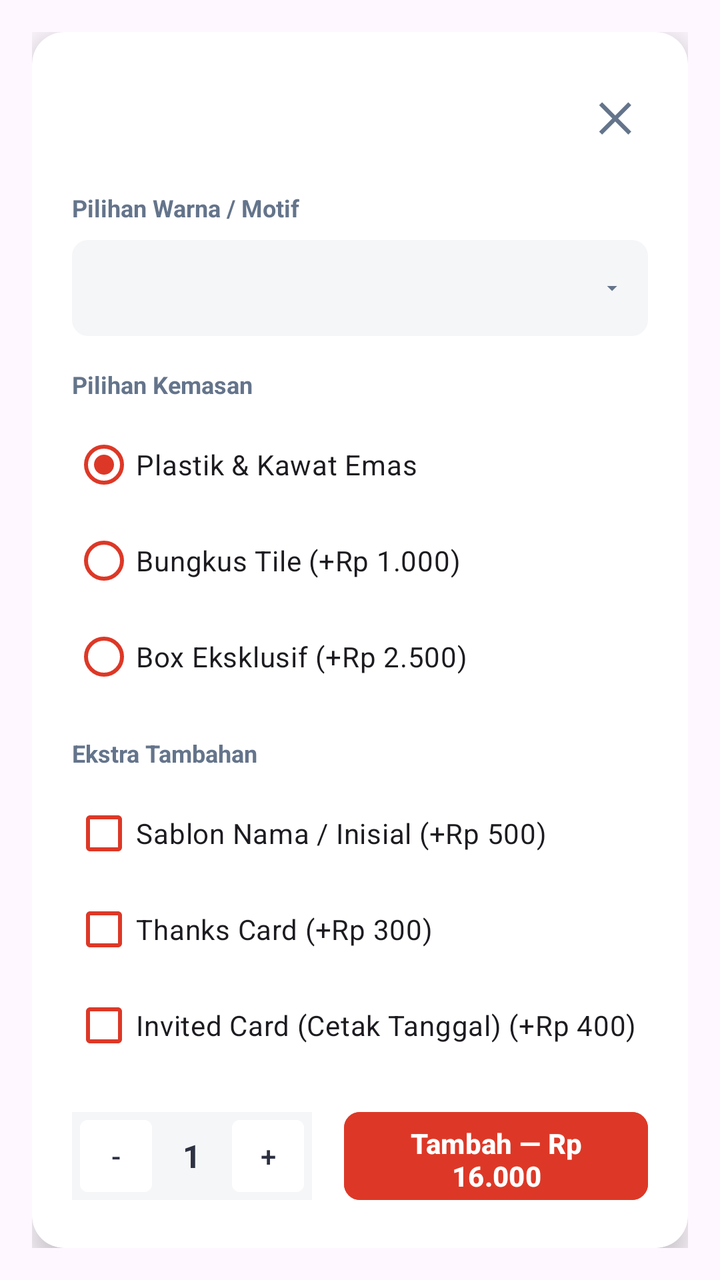
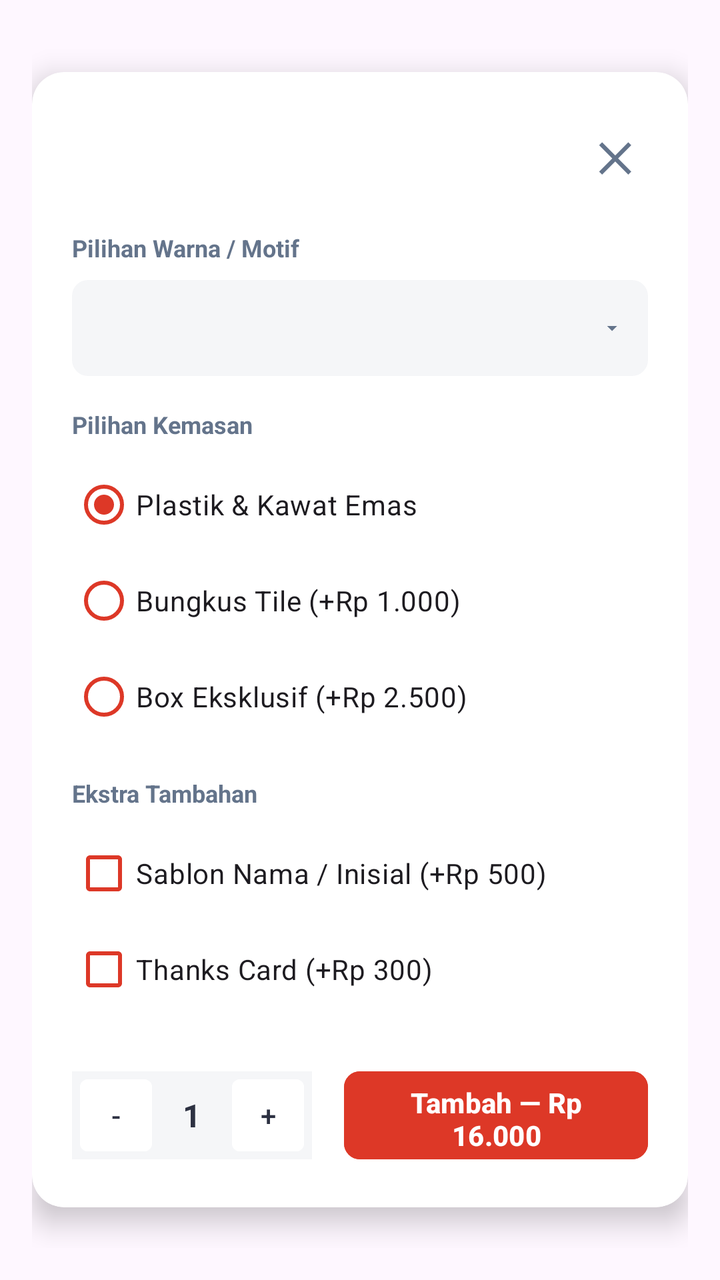

Before-and-after screenshots of an Android layout around one commit, followed by the original layout XML and the change that was made.
<!-- AndroidManifest.xml: application theme Theme.SmolieGiftMobile -->
<!-- res/layout/dialog_pesan_produk.xml -->
<?xml version="1.0" encoding="utf-8"?>
<LinearLayout xmlns:android="http://schemas.android.com/apk/res/android"
    xmlns:app="http://schemas.android.com/apk/res-auto"
    android:layout_width="match_parent"
    android:layout_height="wrap_content"
    android:background="@android:color/transparent"
    android:gravity="center"
    android:orientation="vertical"
    android:padding="16dp">

    <androidx.cardview.widget.CardView
        android:layout_width="match_parent"
        android:layout_height="wrap_content"
        app:cardBackgroundColor="#FFFFFF"
        app:cardCornerRadius="16dp"
        app:cardElevation="8dp">

        <LinearLayout
            android:layout_width="match_parent"
            android:layout_height="wrap_content"
            android:orientation="vertical"
            android:padding="20dp">

            <LinearLayout
                android:layout_width="match_parent"
                android:layout_height="wrap_content"
                android:layout_marginBottom="16dp"
                android:gravity="center_vertical"
                android:orientation="horizontal">

                <TextView
                    android:id="@+id/tvDialogJudul"
                    android:layout_width="0dp"
                    android:layout_height="wrap_content"
                    android:layout_weight="1"
                    android:text=""
                    android:textColor="#2D3142"
                    android:textSize="20sp"
                    android:textStyle="bold" />

                <TextView
                    android:id="@+id/btnTutupDialog"
                    android:layout_width="wrap_content"
                    android:layout_height="wrap_content"
                    android:padding="8dp"
                    android:text="✕"
                    android:textColor="#64748B"
                    android:textSize="20sp"
                    android:textStyle="bold" />
            </LinearLayout>

            <ScrollView
                android:layout_width="match_parent"
                android:layout_height="0dp"
                android:layout_weight="1"
                android:scrollbars="none">

                <LinearLayout
                    android:layout_width="match_parent"
                    android:layout_height="wrap_content"
                    android:orientation="vertical">

                    <TextView
                        android:layout_width="wrap_content"
                        android:layout_height="wrap_content"
                        android:text="Pilihan Warna / Motif"
                        android:textColor="#64748B"
                        android:textSize="12sp"
                        android:textStyle="bold"
                        android:layout_marginBottom="8dp"/>

                    <Spinner
                        android:id="@+id/spWarna"
                        android:layout_width="match_parent"
                        android:layout_height="48dp"
                        android:background="@drawable/bg_spinner"
                        android:layout_marginBottom="16dp"
                        android:spinnerMode="dropdown"/>

                    <TextView
                        android:layout_width="wrap_content"
                        android:layout_height="wrap_content"
                        android:layout_marginBottom="8dp"
                        android:text="Pilihan Kemasan"
                        android:textColor="#64748B"
                        android:textSize="12sp"
                        android:textStyle="bold" />

                    <RadioGroup
                        android:id="@+id/rgKemasan"
                        android:layout_width="match_parent"
                        android:layout_height="wrap_content"
                        android:layout_marginBottom="16dp">

                        <RadioButton
                            android:id="@+id/rbPlastik"
                            android:layout_width="wrap_content"
                            android:layout_height="wrap_content"
                            android:checked="true"
                            app:buttonTint="#DD3827"
                            android:text="Plastik &amp; Kawat Emas" />

                        <RadioButton
                            android:id="@+id/rbTile"
                            android:layout_width="wrap_content"
                            android:layout_height="wrap_content"
                            app:buttonTint="#DD3827"
                            android:text="Bungkus Tile (+Rp 1.000)" />

                        <RadioButton
                            android:id="@+id/rbBox"
                            android:layout_width="wrap_content"
                            android:layout_height="wrap_content"
                            app:buttonTint="#DD3827"
                            android:text="Box Eksklusif (+Rp 2.500)" />
                    </RadioGroup>

                    <TextView
                        android:layout_width="wrap_content"
                        android:layout_height="wrap_content"
                        android:layout_marginBottom="8dp"
                        android:text="Ekstra Tambahan"
                        android:textColor="#64748B"
                        android:textSize="12sp"
                        android:textStyle="bold" />

                    <CheckBox
                        android:id="@+id/cbSablon"
                        android:layout_width="match_parent"
                        android:layout_height="wrap_content"
                        app:buttonTint="#DD3827"
                        android:text="Sablon Nama / Inisial (+Rp 500)" />

                    <CheckBox
                        android:id="@+id/cbThanksCard"
                        android:layout_width="match_parent"
                        app:buttonTint="#DD3827"
                        android:layout_height="wrap_content"
                        android:text="Thanks Card (+Rp 300)" />

                    <CheckBox
                        android:id="@+id/cbInvitedCard"
                        android:layout_width="match_parent"
                        app:buttonTint="#DD3827"
                        android:layout_height="wrap_content"
                        android:layout_marginBottom="8dp"
                        android:text="Invited Card (Cetak Tanggal) (+Rp 400)" />

                    <LinearLayout
                        android:id="@+id/llContainerTanggalAcara"
                        android:layout_width="match_parent"
                        android:layout_height="wrap_content"
                        android:orientation="vertical"
                        android:visibility="gone"
                        android:background="#FFF5F5"
                        android:padding="12dp"
                        android:layout_marginBottom="16dp">

                        <TextView
                            android:layout_width="wrap_content"
                            android:layout_height="wrap_content"
                            android:text="Tentukan Waktu Acara"
                            android:textColor="#DD3827"
                            android:textSize="12sp"
                            android:textStyle="bold"
                            android:layout_marginBottom="8dp"/>

                        <LinearLayout
                            android:layout_width="match_parent"
                            android:layout_height="wrap_content"
                            android:orientation="horizontal">

                            <Button
                                android:id="@+id/btnPilihTanggal"
                                android:layout_width="0dp"
                                android:layout_weight="1"
                                android:layout_height="40dp"
                                android:text="Pilih Tanggal"
                                android:textSize="10sp"
                                android:textColor="#64748B"
                                android:backgroundTint="#FFFFFF"
                                app:strokeColor="#DDDDDD"
                                app:strokeWidth="1dp"
                                android:layout_marginEnd="4dp"
                                app:cornerRadius="6dp"/>

                            <Button
                                android:id="@+id/btnPilihWaktu"
                                android:layout_width="0dp"
                                android:layout_weight="1"
                                android:layout_height="40dp"
                                android:text="Pilih Waktu"
                                android:textSize="10sp"
                                android:textColor="#64748B"
                                android:backgroundTint="#FFFFFF"
                                app:strokeColor="#DDDDDD"
                                app:strokeWidth="1dp"
                                android:layout_marginStart="4dp"
                                app:cornerRadius="6dp"/>
                        </LinearLayout>
                    </LinearLayout>

                    <LinearLayout
                        android:layout_width="match_parent"
                        android:layout_height="wrap_content"
                        android:layout_marginBottom="16dp"
                        android:background="#F5F6F8"
                        android:orientation="vertical"
                        android:padding="16dp">

                        <TextView
                            android:layout_width="wrap_content"
                            android:layout_height="wrap_content"
                            android:text="Custom Desain &amp; Catatan"
                            android:textColor="#2D3142"
                            android:textSize="13sp"
                            android:textStyle="bold" />

                        <TextView
                            android:layout_width="wrap_content"
                            android:layout_height="wrap_content"
                            android:layout_marginBottom="12dp"
                            android:textColor="#64748B"
                            android:text="Tulis instruksi khusus atau permintaan desain."
                            android:textSize="11sp" />

                        <Button
                            android:id="@+id/btnPilihFile"
                            android:layout_width="wrap_content"
                            android:layout_height="40dp"
                            android:layout_marginBottom="12dp"
                            android:backgroundTint="#FFFFFF"
                            android:text="Pilih File"
                            android:textAllCaps="false"
                            android:textColor="#64748B"
                            android:textSize="12sp"
                            app:cornerRadius="8dp"
                            app:strokeColor="#EEEEEE"
                            app:strokeWidth="1dp"/>

                        <EditText
                            android:id="@+id/etCatatan"
                            android:layout_width="match_parent"
                            android:layout_height="80dp"
                            android:background="#FFFFFF"
                            android:gravity="top|start"
                            android:hint="Contoh: Tolong desain warna pastel..."
                            android:padding="12dp"
                            android:textSize="13sp" />
                    </LinearLayout>
                </LinearLayout>
            </ScrollView>

            <LinearLayout
                android:layout_width="match_parent"
                android:layout_height="wrap_content"
                android:layout_marginTop="16dp"
                android:gravity="center_vertical"
                android:orientation="horizontal">

                <LinearLayout
                    android:layout_width="wrap_content"
                    android:layout_height="wrap_content"
                    android:background="#F5F6F8"
                    android:gravity="center_vertical"
                    android:orientation="horizontal"
                    android:padding="4dp">

                    <Button
                        android:id="@+id/btnMinQty"
                        android:layout_width="36dp"
                        android:layout_height="36dp"
                        android:backgroundTint="#FFFFFF"
                        android:insetTop="0dp"
                        android:insetBottom="0dp"
                        android:padding="0dp"
                        android:text="-"
                        android:textColor="#2D3142"
                        app:cornerRadius="4dp" />

                    <TextView
                        android:id="@+id/tvQty"
                        android:layout_width="40dp"
                        android:layout_height="wrap_content"
                        android:text="1"
                        android:textAlignment="center"
                        android:textColor="#2D3142"
                        android:textSize="16sp"
                        android:textStyle="bold" />

                    <Button
                        android:id="@+id/btnPlusQty"
                        android:layout_width="36dp"
                        android:layout_height="36dp"
                        android:backgroundTint="#FFFFFF"
                        android:insetTop="0dp"
                        android:insetBottom="0dp"
                        android:padding="0dp"
                        android:text="+"
                        android:textColor="#2D3142"
                        app:cornerRadius="4dp" />
                </LinearLayout>

                <Button
                    android:id="@+id/btnTambahKeranjang"
                    android:layout_width="0dp"
                    android:layout_height="52dp"
                    android:layout_marginStart="16dp"
                    android:layout_weight="1"
                    android:backgroundTint="#DD3827"
                    android:text="Tambah — Rp 16.000"
                    android:textAllCaps="false"
                    android:textColor="#FFFFFF"
                    android:textSize="14sp"
                    android:textStyle="bold"
                    app:cornerRadius="8dp" />
            </LinearLayout>
        </LinearLayout>
    </androidx.cardview.widget.CardView>
</LinearLayout>
<!-- resources referenced by this layout -->
<resources>
  <!-- drawable bg_spinner (drawable) -->
  <?xml version="1.0" encoding="utf-8"?>
  <selector xmlns:android="http://schemas.android.com/apk/res/android">
      <item>
          <layer-list>
              <item>
                  <shape>
                      <solid android:color="#F5F6F8" />
                      <corners android:radius="8dp" />
                  </shape>
              </item>
              <item android:gravity="end|center_vertical" android:right="12dp">
                  <vector android:width="12dp" android:height="12dp" android:viewportWidth="24" android:viewportHeight="24">
                      <path android:fillColor="#64748B" android:pathData="M7,10l5,5 5,-5z"/>
                  </vector>
              </item>
          </layer-list>
      </item>
  </selector>
  <style name="Theme.SmolieGiftMobile" parent="Base.Theme.SmolieGiftMobile" />
  <style name="Base.Theme.SmolieGiftMobile" parent="Theme.Material3.DayNight.NoActionBar">
          
          <item name="colorPrimary">#DD3827</item>
          <item name="colorOnPrimary">#FFFFFF</item>
      </style>
</resources>

<!-- the commit's change to res/layout/dialog_pesan_produk.xml (unified diff, before → after) -->
@@ -51,8 +51,7 @@
 
             <ScrollView
                 android:layout_width="match_parent"
-                android:layout_height="0dp"
-                android:layout_weight="1"
+                android:layout_height="400dp"
                 android:scrollbars="none">
 
                 <LinearLayout
@@ -198,6 +197,16 @@
                                 android:layout_marginStart="4dp"
                                 app:cornerRadius="6dp"/>
                         </LinearLayout>
+
+                        <TextView
+                            android:id="@+id/tvWaktuTerpilih"
+                            android:layout_width="match_parent"
+                            android:layout_height="wrap_content"
+                            android:text="Belum memilih waktu"
+                            android:textSize="11sp"
+                            android:textColor="#64748B"
+                            android:gravity="center"
+                            android:layout_marginTop="8dp"/>
                     </LinearLayout>
 
                     <LinearLayout
